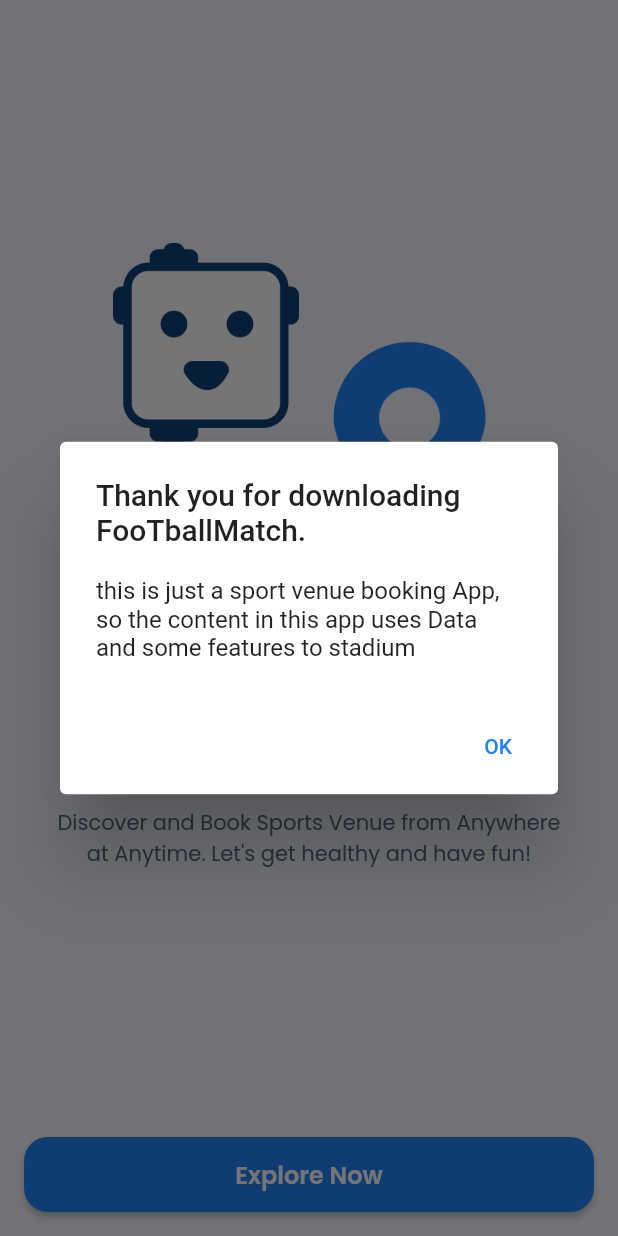
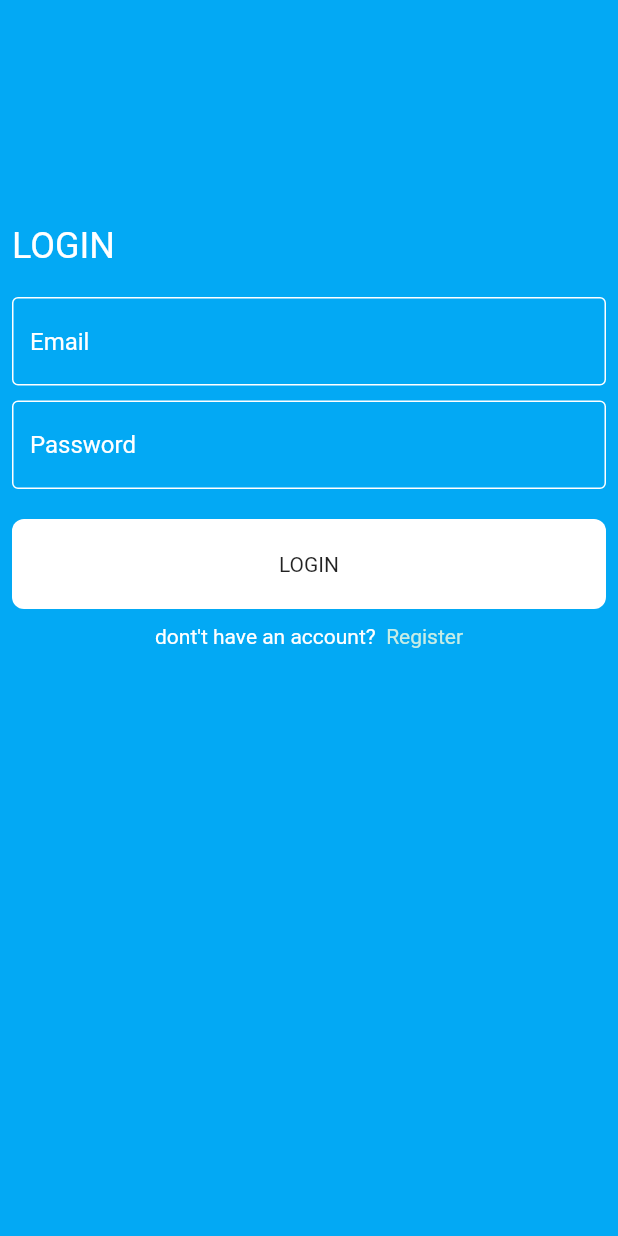
Before and after one commit to Khaledbelal10/sports_venue_booking_app-master, a Flutter app: the screen it shows after launch, on a phone screen of 412 x 824 dp. Run offline on Flutter 3.47's test engine with Material 2 defaults, Android fonts, the phone set to English and light mode, and no system bars; drawn by our look-alikes of modal_progress_hud_nsn; our stand-ins replace firebase_auth, firebase_core, google_fonts, shared_preferences; accounts and stored records are empty.

Commit message:
login and register

```diff
--- a/lib/main.dart
+++ b/lib/main.dart
@@ -1,7 +1,9 @@
 import 'package:flutter/material.dart';
 import 'package:shared_preferences/shared_preferences.dart';
-import 'package:spod_app/screen/main/main_screen.dart';
-import 'package:spod_app/screen/onboarding_screen.dart';
+import 'package:spod_app/regest/login_screen.dart';
+import 'package:spod_app/regest/signup_screen.dart';
+import 'package:spod_app/screen/main/home/home_screen.dart';
+ import 'package:spod_app/screen/onboarding_screen.dart';
 import 'package:spod_app/theme.dart';
 
 Future<void> main() async {
@@ -21,12 +23,19 @@ class MyApp extends StatelessWidget {
   @override
   Widget build(BuildContext context) {
     return MaterialApp(
+      routes: {
+        LoginPage.id: (context) => LoginPage(),
+        RegisterPage.id: (context) => RegisterPage(),
+        HomeScreen.id : (context) => HomeScreen()
+      },
+      initialRoute: LoginPage.id,
+
       title: 'FooTBall Match',
       debugShowCheckedModeBanner: false,
       theme: ThemeData(
           primarySwatch: createMaterialColor(primaryColor500),
           canvasColor: colorWhite),
-      home: skipOnBoarding? MainScreen(currentScreen: 0): OnboardingScreen(),
+      home: skipOnBoarding? LoginPage(): OnboardingScreen(),
     );
   }
 }
--- /dev/null
+++ b/lib/regest/custom_button.dart
@@ -0,0 +1,24 @@
+import 'package:flutter/material.dart';
+
+class CustomButon extends StatelessWidget {
+  CustomButon({ this.onTap ,required this.text}) ;
+  VoidCallback? onTap;
+  String text;
+  @override
+  Widget build(BuildContext context) {
+    return GestureDetector(
+      onTap: onTap ,
+      child: Container(
+        decoration: BoxDecoration(
+          color: Colors.white,
+          borderRadius: BorderRadius.circular(8),
+        ),
+        width: double.infinity,
+        height: 60,
+        child: Center(
+          child: Text(text),
+        ),
+      ),
+    );
+  }
+}
--- /dev/null
+++ b/lib/regest/cutomTextfield.dart
@@ -0,0 +1,37 @@
+import 'package:flutter/material.dart';
+
+class CustomFormTextField extends StatelessWidget {
+  CustomFormTextField({this.hintText, this.onChanged , this.obscureText =false});
+  Function(String)? onChanged;
+  String? hintText;
+
+  bool? obscureText;
+  @override
+  Widget build(BuildContext context) {
+    return TextFormField(
+      obscureText:obscureText!,
+      validator: (data) {
+        if (data!.isEmpty) {
+          return 'field is required';
+        }
+      },
+      onChanged: onChanged,
+      decoration: InputDecoration(
+        hintText: hintText,
+        hintStyle: TextStyle(
+          color: Colors.white,
+        ),
+        enabledBorder: OutlineInputBorder(
+          borderSide: BorderSide(
+            color: Colors.white,
+          ),
+        ),
+        border: OutlineInputBorder(
+          borderSide: BorderSide(
+            color: Colors.white,
+          ),
+        ),
+      ),
+    );
+  }
+}
--- /dev/null
+++ b/lib/regest/login_screen.dart
@@ -0,0 +1,159 @@
+import 'package:firebase_auth/firebase_auth.dart';
+import 'package:modal_progress_hud_nsn/modal_progress_hud_nsn.dart';
+import 'package:spod_app/regest/signup_screen.dart';
+import 'package:spod_app/regest/snak_bar.dart';
+ import 'custom_button.dart';
+import 'cutomTextfield.dart';
+  import 'package:flutter/material.dart';
+
+const kTextFieldDecoration = InputDecoration(
+    hintText: 'Enter a value',
+    hintStyle: TextStyle(color: Colors.grey),
+    contentPadding: EdgeInsets.symmetric(vertical: 10.0, horizontal: 20.0),
+    border: OutlineInputBorder(
+      borderRadius: BorderRadius.all(Radius.circular(32.0)),
+    ),
+    enabledBorder: OutlineInputBorder(
+      borderSide: BorderSide(color: Colors.lightBlueAccent, width: 1.0),
+      borderRadius: BorderRadius.all(Radius.circular(32.0)),
+    ),
+    focusedBorder: OutlineInputBorder(
+      borderSide: BorderSide(color: Colors.lightBlueAccent, width: 2.0),
+      borderRadius: BorderRadius.all(Radius.circular(32.0)),
+    ));
+
+
+class LoginPage extends StatefulWidget {
+  LoginPage({Key? key}) : super(key: key);
+
+  static String id = 'login page';
+  @override
+  State<LoginPage> createState() => _LoginPageState();
+}
+
+class _LoginPageState extends State<LoginPage> {
+  bool isLoading = false;
+
+  GlobalKey<FormState> formKey = GlobalKey();
+
+  String? email, password;
+  @override
+  Widget build(BuildContext context) {
+    return ModalProgressHUD(
+      inAsyncCall: isLoading,
+      child: Scaffold(
+        backgroundColor: Colors.lightBlue,
+        body: Padding(
+          padding: const EdgeInsets.symmetric(horizontal: 8),
+          child: Form(
+            key: formKey,
+            child: ListView(
+              children: [
+                SizedBox(
+                  height: 75,
+                ),
+                 Row(
+                  mainAxisAlignment: MainAxisAlignment.center,
+                  children: [
+                   ],
+                ),
+                SizedBox(
+                  height: 75,
+                ),
+                Row(
+                  children: [
+                    Text(
+                      'LOGIN',
+                      style: TextStyle(
+                        fontSize: 24,
+                        color: Colors.white,
+                      ),
+                    ),
+                  ],
+                ),
+                const SizedBox(
+                  height: 20,
+                ),
+                CustomFormTextField(
+                  onChanged: (data) {
+                    email = data;
+                  },
+                  hintText: 'Email',
+                ),
+                SizedBox(
+                  height: 10,
+                ),
+                CustomFormTextField(
+                  obscureText: true,
+                  onChanged: (data) {
+                    password = data;
+                  },
+                  hintText: 'Password',
+                ),
+                SizedBox(
+                  height: 20,
+                ),
+                CustomButon(
+                  onTap: () async {
+                    if (formKey.currentState!.validate()) {
+                      isLoading = true;
+                      setState(() {});
+                      try {
+                        await loginUser();
+                        Navigator.pushNamed(context, LoginPage.id,
+                            arguments: email);
+                      } on FirebaseAuthException catch (ex) {
+                        if (ex.code == 'user-not-found') {
+                          showSnackBar(context, 'user not found');
+                        } else if (ex.code == 'wrong-password') {
+                          showSnackBar(context, 'wrong password');
+                        }
+                      } catch (ex) {
+                        print(ex);
+                        showSnackBar(context, 'there was an error');
+                      }
+
+                      isLoading = false;
+                      setState(() {});
+                    } else {}
+                  },
+                  text: 'LOGIN',
+                ),
+                SizedBox(
+                  height: 10,
+                ),
+                Row(
+                  mainAxisAlignment: MainAxisAlignment.center,
+                  children: [
+                    Text(
+                      'dont\'t have an account?',
+                      style: TextStyle(
+                        color: Colors.white,
+                      ),
+                    ),
+                    GestureDetector(
+                      onTap: () {
+                        Navigator.pushNamed(context,RegisterPage.id);
+                      },
+                      child: Text(
+                        '  Register',
+                        style: TextStyle(
+                          color: Color(0xffC7EDE6),
+                        ),
+                      ),
+                    ),
+                  ],
+                ),
+              ],
+            ),
+          ),
+        ),
+      ),
+    );
+  }
+
+  Future<void> loginUser() async {
+    UserCredential user = await FirebaseAuth.instance
+        .signInWithEmailAndPassword(email: email!, password: password!);
+  }
+}
--- a/lib/screen/main/home/home_screen.dart
+++ b/lib/screen/main/home/home_screen.dart
@@ -8,6 +8,8 @@ import 'package:spod_app/widget/category_card.dart';
 import 'package:spod_app/widget/sport_field_card.dart';
 
 class HomeScreen extends StatelessWidget {
+  static String id = 'HomeScreen';
+
   List<SportField> fieldList = recommendedSportField;
 
   @override
```
Also changed, not shown: lib/regest/constants.dart (added, +24 -0 lines), lib/regest/rounded_button.dart (added, +30 -0 lines), lib/regest/signup_screen.dart (added, +161 -0 lines), lib/regest/snak_bar.dart (added, +10 -0 lines), lib/regest/stadium_screen.dart (added, +120 -0 lines), lib/regest/welcome_screen.dart (added, +37 -0 lines), lib/screen/onboarding_screen.dart (+5 -3 lines), pubspec.yaml (+8 -1 lines), 2 other files.
